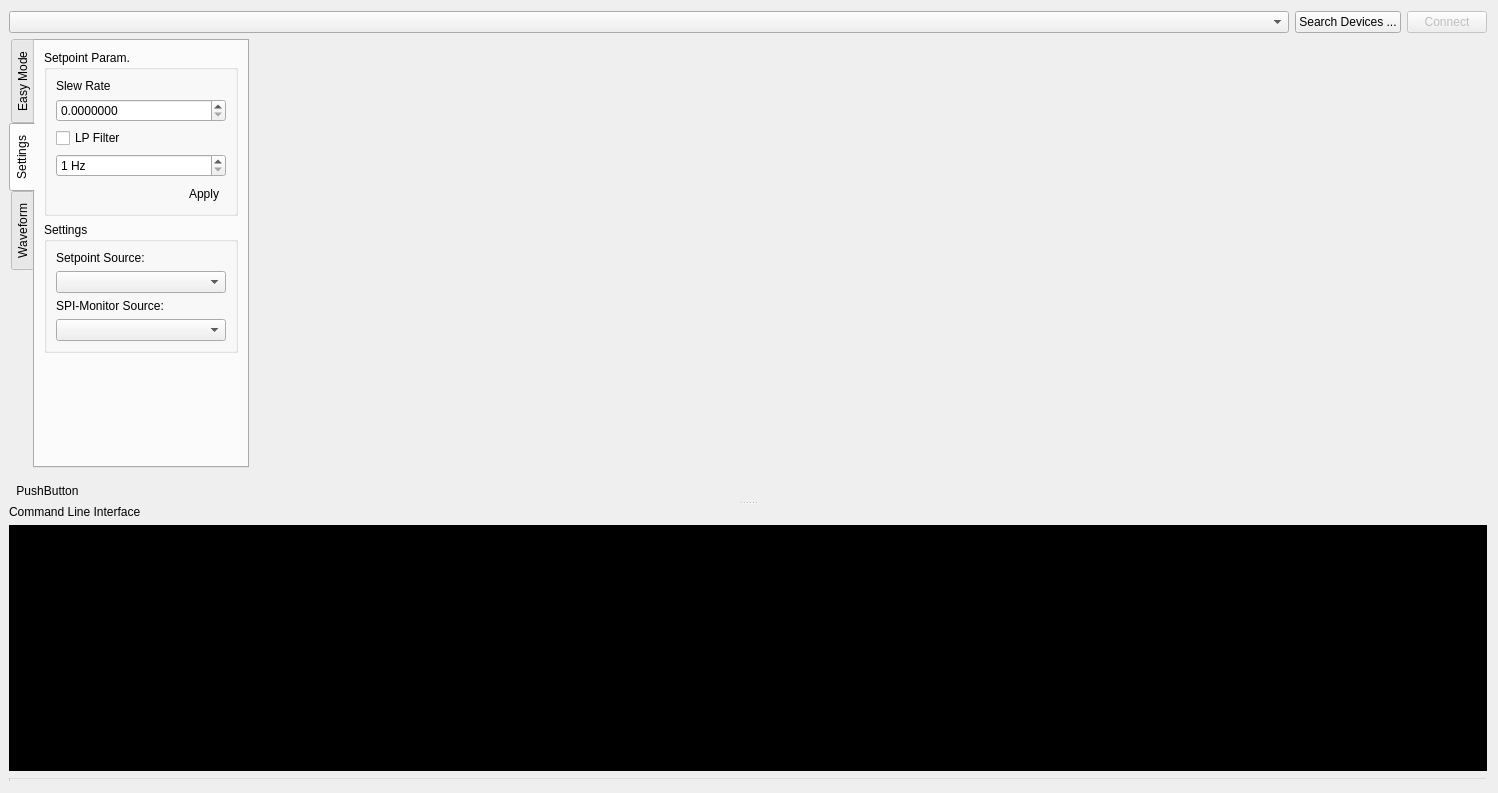
The window that pysoworks/nv200widget.ui (piezosystemjena/PiSoWorks) describes before a commit, drawn with Qt 5.
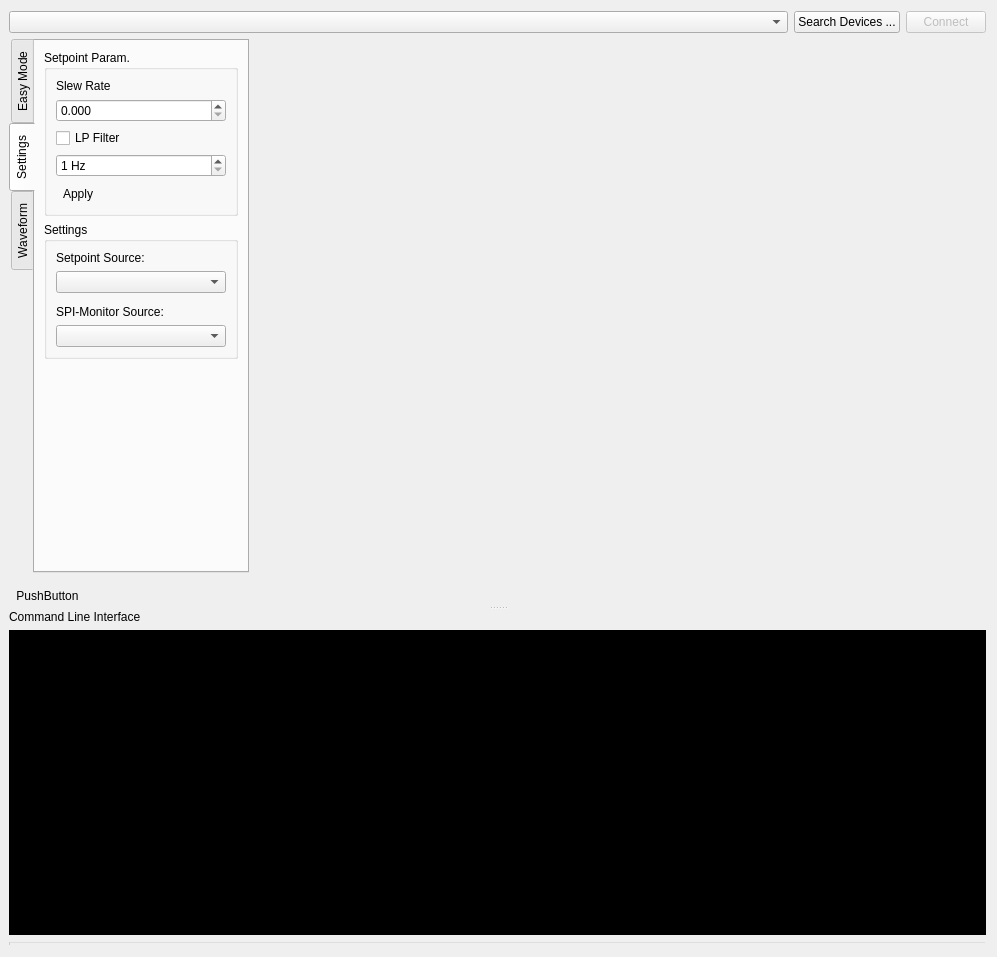
The same window after the commit. The open tabs and pages were chosen to show the change. Custom widgets are drawn as their Qt base class.

Commit message: Added icons for some buttons

Diff of the .ui file:
```diff
--- a/pysoworks/nv200widget.ui
+++ b/pysoworks/nv200widget.ui
@@ -6,8 +6,8 @@
    <rect>
     <x>0</x>
     <y>0</y>
-    <width>1498</width>
-    <height>793</height>
+    <width>997</width>
+    <height>957</height>
    </rect>
   </property>
   <property name="windowTitle">
@@ -68,7 +68,7 @@
      <property name="orientation">
       <enum>Qt::Orientation::Vertical</enum>
      </property>
-     <widget class="QWidget" name="">
+     <widget class="QWidget" name="layoutWidget">
       <layout class="QHBoxLayout" name="horizontalLayout_2">
        <property name="spacing">
         <number>12</number>
@@ -110,7 +110,7 @@
               <x>0</x>
               <y>0</y>
               <width>240</width>
-              <height>617</height>
+              <height>556</height>
              </rect>
             </property>
             <layout class="QVBoxLayout" name="verticalLayout_2">
@@ -317,7 +317,7 @@
                     <item>
                      <widget class="QDoubleSpinBox" name="slewRateSpinBox">
                       <property name="decimals">
-                       <number>7</number>
+                       <number>3</number>
                       </property>
                       <property name="minimum">
                        <double>0.000000000000000</double>
@@ -350,7 +350,7 @@
                       </property>
                      </widget>
                     </item>
-                    <item alignment="Qt::AlignmentFlag::AlignRight">
+                    <item>
                      <widget class="QToolButton" name="applySetpointParamButton">
                       <property name="sizePolicy">
                        <sizepolicy hsizetype="Fixed" vsizetype="Fixed">
@@ -374,7 +374,7 @@
                    <property name="minimumSize">
                     <size>
                      <width>0</width>
-                     <height>100</height>
+                     <height>0</height>
                     </size>
                    </property>
                    <property name="title">
@@ -382,7 +382,7 @@
                    </property>
                    <layout class="QVBoxLayout" name="verticalLayout_5">
                     <property name="sizeConstraint">
-                     <enum>QLayout::SizeConstraint::SetMinimumSize</enum>
+                     <enum>QLayout::SizeConstraint::SetDefaultConstraint</enum>
                     </property>
                     <item>
                      <widget class="QLabel" name="label_2">
@@ -398,8 +398,27 @@
                       </property>
                      </widget>
                     </item>
+                    <item>
+                     <spacer name="verticalSpacer_5">
+                      <property name="orientation">
+                       <enum>Qt::Orientation::Vertical</enum>
+                      </property>
+                      <property name="sizeType">
+                       <enum>QSizePolicy::Policy::Fixed</enum>
+                      </property>
+                      <property name="sizeHint" stdset="0">
+                       <size>
+                        <width>0</width>
+                        <height>6</height>
+                       </size>
+                      </property>
+                     </spacer>
+                    </item>
                     <item>
                      <widget class="QLabel" name="label_3">
+                      <property name="styleSheet">
+                       <string notr="true"/>
+                      </property>
                       <property name="text">
                        <string>SPI-Monitor Source:</string>
                       </property>
```
Left out of the diff: 14 changed lines with no effect on the pictures. The commit also changes 3 other files.
